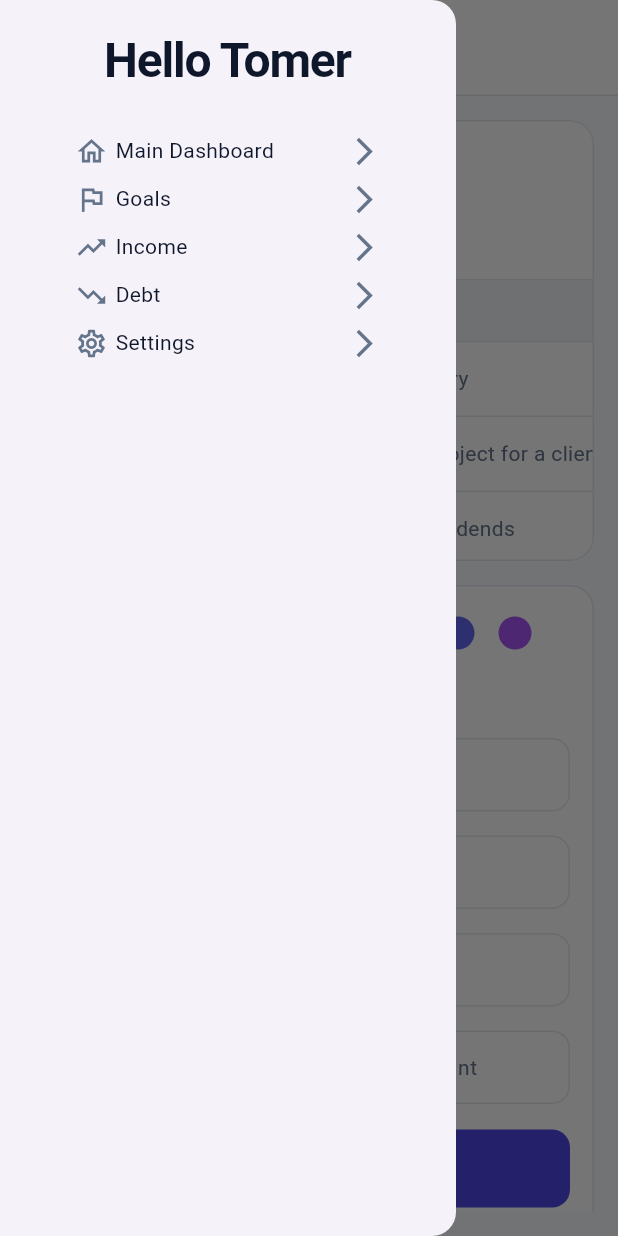
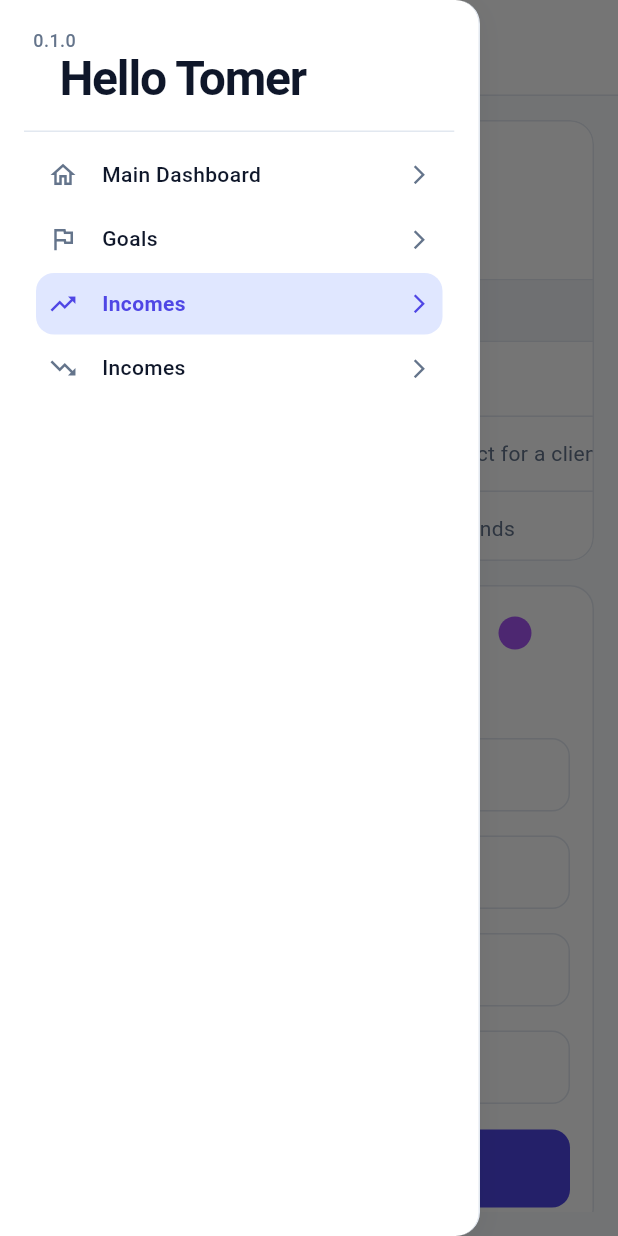
Before and after one commit to Tomer-3431/money_dashboard, a Flutter app: the EntriesTableScreen screen opened directly, with the side drawer open, on a phone screen of 412 x 824 dp. Run offline on Flutter 3.47's test engine with Material 3 defaults, Android fonts, the phone set to English and light mode, and no system bars; our stand-ins replace month_picker_dialog.

Commit message:
style sidebar

```diff
--- a/lib/design/colors_constants.dart
+++ b/lib/design/colors_constants.dart
@@ -3,8 +3,8 @@ import 'dart:ui';
 const Color red = Color(0xFFEF4444);
 const Color orange = Color(0xFFF97316);
 const Color yellow = Color(0xFFEAB308);
+const Color lime = Color(0xFF84CC16);
 const Color green = Color(0xFF22C55E);
-const Color lime = Color(0xFF84CC16);
 const Color teal = Color(0xFF14B8A6);
 const Color cyan = Color(0xFF06B6D4);
 const Color blue = Color(0xFF3B82F6);
--- a/lib/entries/entries_table_screen.dart
+++ b/lib/entries/entries_table_screen.dart
@@ -3,6 +3,7 @@ import 'package:flutter/material.dart';
 import 'package:money_dashboard/design/formatters.dart';
 import 'package:money_dashboard/design/theme_constants.dart';
 import 'package:money_dashboard/entries/widgets/entry_quick_form.dart';
+import 'package:money_dashboard/home/mock_data.dart';
 import 'package:money_dashboard/home/widgets/transaction_details_dialog.dart';
 import 'package:money_dashboard/home/widgets/type_dot.dart';
 import 'package:money_dashboard/model/entry_type.dart';
@@ -17,15 +18,15 @@ enum _SortColumn { name, description, location, date, amount }
 /// [isIncome] decides which one. [entries] may contain both kinds; only the
 /// matching ones are shown. Navigate to it however you like, e.g.:
 ///   EntriesTableScreen(isIncome: true, entries: kMockEntries)
+final List<LedgerEntry> entries = kMockEntries;
+
 class EntriesTableScreen extends StatefulWidget {
   const EntriesTableScreen({
     super.key,
     required this.isIncome,
-    required this.entries,
   });
 
   final bool isIncome;
-  final List<LedgerEntry> entries;
 
   @override
   State<EntriesTableScreen> createState() => _EntriesTableScreenState();
@@ -35,7 +36,7 @@ class _EntriesTableScreenState extends State<EntriesTableScreen> {
   /// Below this width the table scrolls horizontally instead of squeezing.
   static const double _minTableWidth = 900;
 
-  late final List<LedgerEntry> _all = widget.entries
+  late final List<LedgerEntry> _all = entries
       .where((e) => e.isIncome == widget.isIncome)
       .toList();
 
@@ -147,7 +148,7 @@ class _EntriesTableScreenState extends State<EntriesTableScreen> {
 
     return Scaffold(
       appBar: AppBar(title: Text(widget.isIncome ? 'Income' : 'Spend')),
-      drawer: Sidebar(),
+      drawer: Sidebar(activeTabId: widget.isIncome ? 'income' : 'debt',),
       body: SafeArea(
         child: LayoutBuilder(
           builder: (context, constraints) {
--- a/lib/goals/goals_container.dart
+++ b/lib/goals/goals_container.dart
@@ -88,7 +88,7 @@ class GoalsContainerState extends State<GoalsContainer> {
 
     return Scaffold(
       appBar: AppBar(title: const Text('Money Dashboard')),
-      drawer: Sidebar(),
+      drawer: Sidebar(activeTabId: 'goals',),
       body: SafeArea(
         child: LayoutBuilder(
           builder: (context, constraints) {
--- a/lib/home/home_container.dart
+++ b/lib/home/home_container.dart
@@ -27,7 +27,7 @@ class HomeContainerState extends State<HomeContainer> {
         appBar: AppBar(
           title: const Text('Money Dashboard'),
         ),
-        drawer: Sidebar(),
+        drawer: Sidebar(activeTabId: 'home',),
         body: SafeArea(
           child: LayoutBuilder(
             builder: (context, constraints) =>
--- a/lib/widgets/sidebar.dart
+++ b/lib/widgets/sidebar.dart
@@ -1,89 +1,191 @@
 import 'package:flutter/material.dart';
+import 'package:money_dashboard/design/theme_constants.dart';
 import 'package:money_dashboard/entries/entries_table_screen.dart';
 import 'package:money_dashboard/goals/goals_container.dart';
 import 'package:money_dashboard/home/home_container.dart';
-import 'package:money_dashboard/home/mock_data.dart';
+// import 'theme_constants.dart';
+
+class SidebarItem {
+  final String id;
+  final String label;
+  final IconData icon;
+  final Widget? destination;
+
+  const SidebarItem({
+    required this.id,
+    required this.label,
+    required this.icon,
+    this.destination,
+  });
+}
+
+const _sidebarItems = [
+  SidebarItem(id: 'home', label: 'Main Dashboard', icon: Icons.home_outlined, destination: HomeContainer()),
+  SidebarItem(id: 'goals', label: 'Goals', icon: Icons.flag_outlined, destination: GoalsContainer()),
+  SidebarItem(id: 'income', label: 'Incomes', icon: Icons.trending_up_outlined, destination: EntriesTableScreen(isIncome: true)),
+  SidebarItem(id: 'debt', label: 'Incomes', icon: Icons.trending_down_outlined, destination: EntriesTableScreen(isIncome: false)),
+];
+
+const String title = 'Hello Tomer';
+const String version = '0.1.0'; // TODO: map to real pubspec
 
 class Sidebar extends StatefulWidget {
-  const Sidebar({super.key});
+  final String activeTabId;
+
+  const Sidebar({
+    super.key,
+    required this.activeTabId,
+  });
 
   @override
   State<Sidebar> createState() => _SidebarState();
 }
 
 class _SidebarState extends State<Sidebar> {
+
+  void onTabSelect(SidebarItem item) {
+    if (item.destination == null) return;
+    Navigator.pushReplacement(context, MaterialPageRoute(builder: (_) => item.destination!));
+  }
+
   @override
   Widget build(BuildContext context) {
-    return Drawer(
-      elevation: 8,
-      child: Container(
-        padding: EdgeInsets.symmetric(vertical: 20, horizontal: 50),
-        child: Column(
-          mainAxisAlignment: MainAxisAlignment.start,
-          mainAxisSize: MainAxisSize.min,
-          spacing: 10,
+    final colors = context.colors;
+
+    return AnimatedContainer(
+      duration: const Duration(milliseconds: 250),
+      curve: Curves.easeInOut,
+      width: 320,
+      decoration: BoxDecoration(
+        color: colors.surface,
+        borderRadius: BorderRadius.horizontal(
+          right: Radius.circular(AppRadius.lg),
+        ), // Fully curved rounded rectangular box
+        border: Border(right: BorderSide(color: colors.border, width: 1)),
+        boxShadow: AppShadows.card(
+          context,
+        ), // Uses your smooth design system shadow
+      ),
+      padding: const EdgeInsets.all(AppSpacing.md),
+      child: ClipRRect(
+        borderRadius: AppRadius.lgAll,
+        child: Stack(
+          clipBehavior: Clip.none,
           children: [
-            Text.rich(
-              TextSpan(
+            Column(
+              crossAxisAlignment: CrossAxisAlignment.start,
               children: [
-                  TextSpan(
-                    text: 'Hello Tomer',
-                    style: TextTheme.of(context).headlineLarge,
+                // 1. BRAND HEADER
+                _buildHeader(colors),
+
+                // 2. NAVIGATION DESTINATIONS (7-8 items optimized for vertical space)
+                Expanded(
+                  child: ListView(
+                    padding: const EdgeInsets.symmetric(
+                      horizontal: AppSpacing.sm,
+                      vertical: AppSpacing.sm,
+                    ),
+                    children: _sidebarItems.map((item) {
+                      final isActive = widget.activeTabId == item.id;
+                      return _buildNavItem(context, item, isActive);
+                    }).toList(),
+                  ),
                 ),
               ],
             ),
-            ),
-            SizedBox(height: 10),
-            _navRow(
-              icon: Icons.home_outlined,
-              label: 'Main Dashboard',
-              destination: HomeContainer(),
-            ),
-            _navRow(
-              icon: Icons.flag_outlined,
-              label: 'Goals',
-              destination: GoalsContainer()
-            ),
-            _navRow(
-              icon: Icons.trending_up_outlined,
-              label: 'Income',
-              destination: EntriesTableScreen(isIncome: true, entries: kMockEntries)
-            ),
-            _navRow(
-              icon: Icons.trending_down_outlined,
-              label: 'Debt',
-              destination: EntriesTableScreen(isIncome: false, entries: kMockEntries)
-            ),
-            _navRow(
-              icon: Icons.settings_outlined,
-              label: 'Settings',
-              destination: Container()
-            ),
+
+            Positioned(
+              left: 6,
+              top: 2,
+              child: Text(version, style: context.label,)
+            )
           ],
         ),
       ),
     );
   }
 
-  Widget _navRow({
-    required IconData icon,
-    required String label,
-    required Widget destination,
-  }) => GestureDetector(
-    onTap: () =>
-        Navigator.pushReplacement(context, MaterialPageRoute(builder: (_) => destination)),
+  Widget _buildHeader(AppColors colors) {
+    return Container(
+      height: 72,
+      padding: const EdgeInsets.symmetric(
+        horizontal: AppSpacing.lg,
+        vertical: AppSpacing.md,
+      ),
+      alignment: Alignment.centerLeft,
+      decoration: BoxDecoration(
+        border: Border(bottom: BorderSide(color: colors.divider, width: 1)),
+      ),
+      child: Text(title, style: context.h1),
+    );
+  }
+
+  Widget _buildNavItem(BuildContext context, SidebarItem item, bool isActive) {
+    final colors = context.colors;
+
+    return Padding(
+      padding: const EdgeInsets.only(bottom: 2),
+      child: Tooltip(
+        message: '',
+        child: Material(
+          color: Colors.transparent,
+          borderRadius: AppRadius.mdAll,
+          child: InkWell(
+            onTap: () => onTabSelect(item),
+            borderRadius: AppRadius.mdAll,
+            hoverColor: colors.hover,
+            child: AnimatedContainer(
+              duration: const Duration(milliseconds: 150),
+              padding: const EdgeInsets.symmetric(
+                horizontal: AppSpacing.sm,
+                vertical: 10, // Compact height spacing to fit 7-8 items neatly
+              ),
+              decoration: BoxDecoration(
+                color: isActive ? colors.primaryLight : Colors.transparent,
+                borderRadius: AppRadius.mdAll,
+              ),
               child: Row(
-      spacing: 5,
                 children: [
-        Icon(icon),
-        Text(label),
+                  Icon(
+                    item.icon,
+                    size: 20,
+                    color: isActive ? colors.primary : colors.textSecondary,
+                  ),
+
+                  const SizedBox(width: AppSpacing.md),
+                  Expanded(
+                    child: Text(
+                      item.label,
+                      style: context.standard.copyWith(
+                        color: isActive ? colors.primary : colors.text,
+                        fontWeight: isActive
+                            ? FontWeight.w600
+                            : FontWeight.w500,
+                      ),
+                      overflow: TextOverflow.ellipsis,
+                    ),
+                  ),
+
                   Expanded(
                     child: Row(
                       mainAxisAlignment: .end,
-            children: [Icon(Icons.arrow_forward_ios)],
+                      children: [
+                        Icon(
+                          Icons.arrow_forward_ios,
+                          size: 15,
+                          color: isActive
+                              ? colors.primary
+                              : colors.textSecondary,
+                        ),
+                      ],
                     ),
                   ),
                 ],
               ),
+            ),
+          ),
+        ),
+      ),
     );
   }
+}
```
Lines whose indentation alone changed are shown as unchanged.
